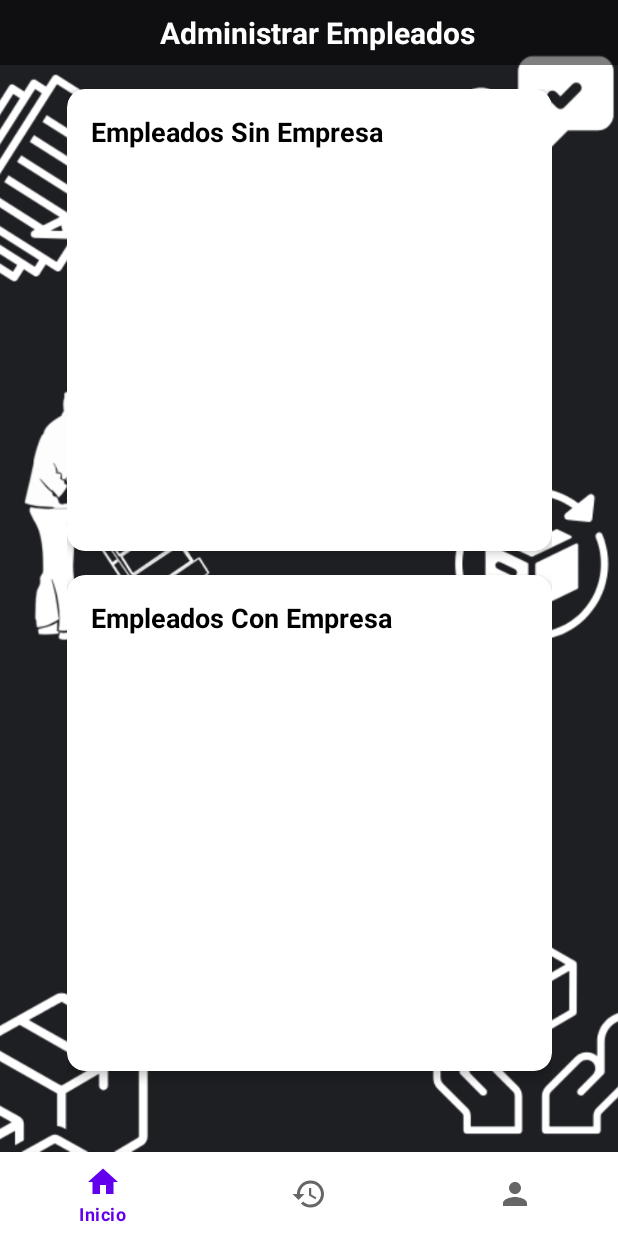
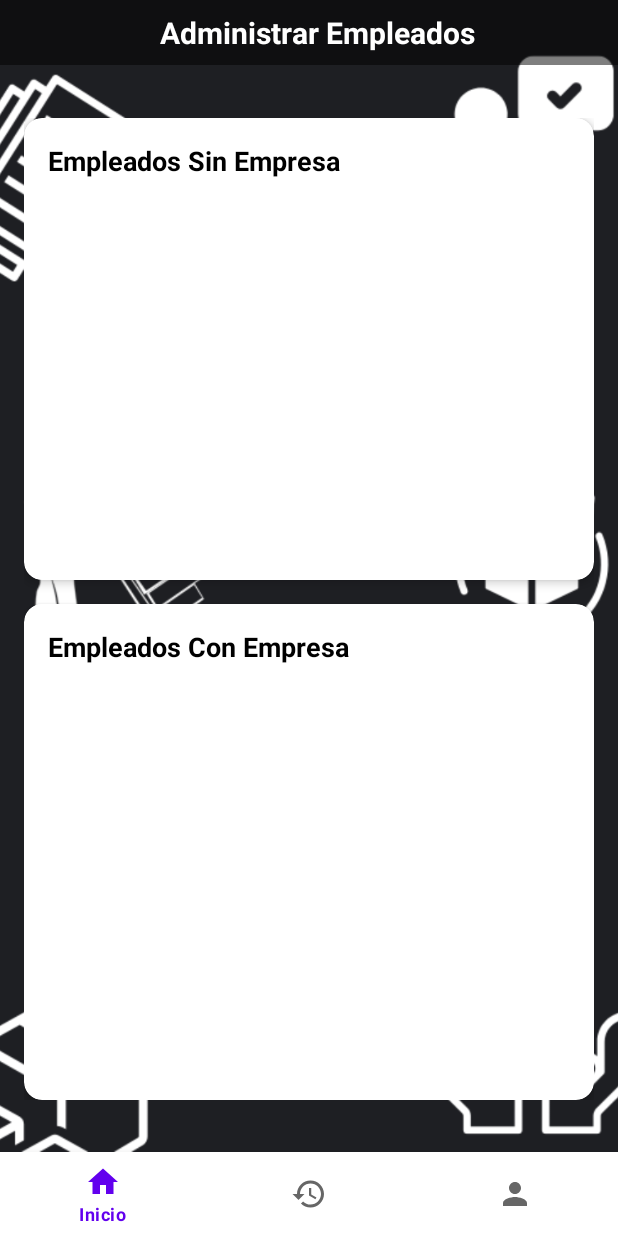
Before and after one commit to xdluisNN/Applogin2025, an Android app: the fragment Agregar_Empleado_Fragment placed in its activity, on a phone screen of 412 x 824 dp. Run offline under Robolectric (Android 15) with nearby library versions, the phone set to English and light mode, and no system bars; our stand-ins replace Firebase (no records; nobody signed in at launch, a user with empty details on screens opened directly).

Commit message:
Cambios
cambios en el kt sistema y en los xml Agregar empleado y item trabajador

```diff
--- a/app/src/main/res/layout/fragment_agregar__empleado_.xml
+++ b/app/src/main/res/layout/fragment_agregar__empleado_.xml
@@ -42,29 +42,22 @@
             android:textStyle="bold" />
     </LinearLayout>
 
-    <!-- Contenedor blanco fijo en la parte inferior -->
-    <LinearLayout
-        android:id="@+id/contenedorBlanco"
-        android:layout_width="355dp"
-        android:layout_height="0dp"
-        android:orientation="vertical"
-        android:padding="16dp"
-        android:elevation="8dp"
-        app:layout_constraintBottom_toBottomOf="parent"
+    <!-- ScrollView que contiene las tarjetas -->
+    <ScrollView
+        android:layout_width="0dp"
+        android:layout_height="wrap_content"
+        android:fillViewport="true"
         app:layout_constraintTop_toBottomOf="@id/headerAdministrar"
         app:layout_constraintStart_toStartOf="parent"
-        app:layout_constraintEnd_toEndOf="parent">
-
-        <!-- Scroll interno -->
-        <ScrollView
-            android:layout_width="match_parent"
-            android:layout_height="match_parent"
-            android:fillViewport="true">
+        app:layout_constraintEnd_toEndOf="parent"
+        app:layout_constraintBottom_toBottomOf="parent">
 
         <LinearLayout
             android:layout_width="match_parent"
             android:layout_height="wrap_content"
-                android:orientation="vertical">
+            android:orientation="vertical"
+            android:padding="16dp"
+            android:elevation="8dp">
 
             <!-- Card: Empleados sin empresa -->
             <androidx.cardview.widget.CardView
@@ -126,5 +119,4 @@
             </androidx.cardview.widget.CardView>
         </LinearLayout>
     </ScrollView>
-    </LinearLayout>
 </androidx.constraintlayout.widget.ConstraintLayout>
--- a/app/src/main/res/layout/item_trabajador.xml
+++ b/app/src/main/res/layout/item_trabajador.xml
@@ -43,7 +43,7 @@
         android:textStyle="bold"
         android:visibility="gone"/>
 
-    <Button
+    <androidx.appcompat.widget.AppCompatButton
         android:id="@+id/btnEstado"
         android:layout_width="match_parent"
         android:layout_height="wrap_content"
```
Also changed, not shown: app/src/main/java/com/luis/applogin/Sistema.kt (+23 -21 lines). Lines whose indentation alone changed are shown as unchanged.
